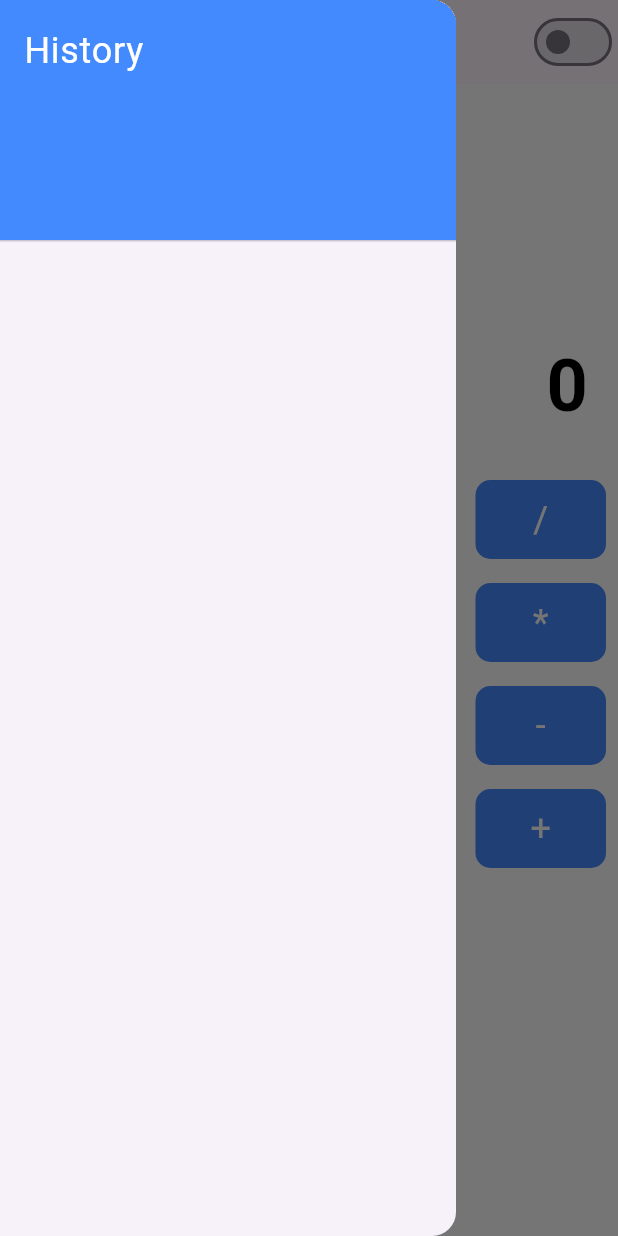
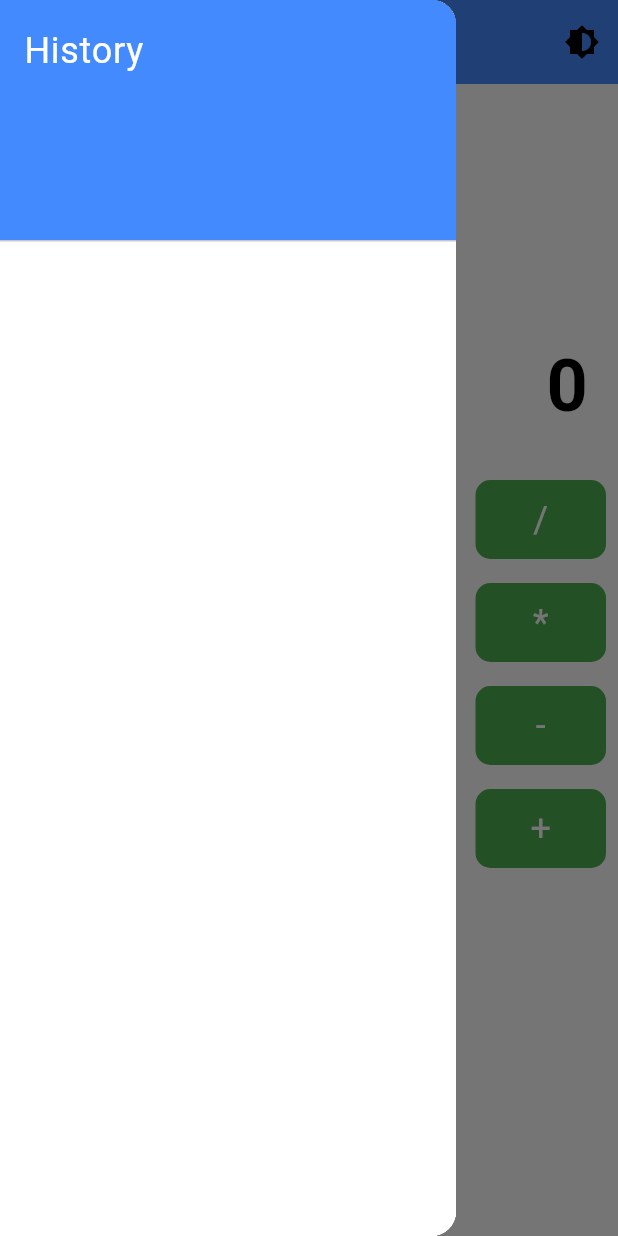
Before and after one commit to Hidayattullah/calculator_provider_flutter, a Flutter app: the screen it shows after launch, with the side drawer open, on a phone screen of 412 x 824 dp. Run offline on Flutter 3.47's test engine with Material 3 defaults, Android fonts, the phone set to English and light mode, and no system bars; our stand-ins replace math_expressions.

Commit message:
penyesuaian buttons dan perwarnaan tombol

```diff
--- a/lib/calculator_screen.dart
+++ b/lib/calculator_screen.dart
@@ -10,11 +10,17 @@ class CalculatorScreen extends StatelessWidget {
 
   @override
   Widget build(BuildContext context) {
-    final model = context.watch<CalculatorModel>(); // Mengambil model dari Provider
+    var model = context.watch<CalculatorModel>(); // Mengambil model dari Provider
 
     return Scaffold(
       appBar: AppBar(
-        title: const Text('Kalkulator Responsif'),
+        backgroundColor: model.isDarkMode ? Colors.black : Colors.blueAccent, // Warna AppBar sesuai mode
+        title: Text(
+          'Kalkulator Responsif',
+          style: TextStyle(
+            color: model.isDarkMode ? Colors.white : Colors.black, // Warna teks AppBar sesuai mode
+          ),
+        ),
         actions: [
           DarkModeSwitch(), // Menggunakan widget Dark Mode Switch
         ],
@@ -49,20 +55,48 @@ class CalculatorScreen extends StatelessWidget {
                   itemCount: buttons.length, // Total tombol
                   itemBuilder: (context, index) {
                     String buttonText = buttons[index];
-                    return GestureDetector(
-                      onTap: () => onButtonPressed(model, buttonText),
-                      child: Container(
+                    Color? buttonColor;
+                    Color textColor = model.isDarkMode ? Colors.white : Colors.white;
+
+                    // Mengatur warna tombol berdasarkan jenisnya
+                    if (buttonText == 'C') {
+                      buttonColor = Colors.red; // Tombol 'C' berwarna merah
+                    } else if (['+', '-', '*', '/'].contains(buttonText)) {
+                      buttonColor = Colors.green; // Tombol operasi berwarna hijau
+                    } else {
+                      buttonColor = model.isDarkMode ? Colors.grey[800] : Colors.blueAccent; // Tombol lainnya
+                    }
+
+                    return MouseRegion(
+                      onEnter: (_) => model.setHoverButton(buttonText), // Setel tombol yang sedang dihover
+                      onExit: (_) => model.setHoverButton(null), // Hapus tombol yang sedang dihover
+                      child: GestureDetector(
+                        onTapDown: (_) => model.setPressedButton(buttonText), // Setel tombol yang ditekan
+                        onTapUp: (_) => model.setPressedButton(null), // Hapus setelan tombol yang ditekan
+                        onTapCancel: () => model.setPressedButton(null), // Mengatasi jika tap dibatalkan
+                        onTap: () => onButtonPressed(model, buttonText), // Logika saat tombol ditekan
+                        child: AnimatedContainer(
+                          duration: const Duration(milliseconds: 100), // Efek animasi
                           margin: const EdgeInsets.all(8),
                           decoration: BoxDecoration(
-                          color: Colors.blueAccent,
+                            color: model.isDarkMode && model.isButtonPressed(buttonText)
+                                ? buttonColor?.withOpacity(0.5) // Efek klik dalam mode gelap
+                                : model.isDarkMode && model.isButtonHovered(buttonText)
+                                    ? buttonColor?.withOpacity(0.7) // Efek hover dalam mode gelap
+                                    : model.isButtonPressed(buttonText)
+                                        ? buttonColor?.withOpacity(0.7) // Efek klik dalam mode terang
+                                        : model.isButtonHovered(buttonText)
+                                            ? buttonColor?.withOpacity(0.85) // Efek hover dalam mode terang
+                                            : buttonColor, // Warna default
                             borderRadius: BorderRadius.circular(10),
                           ),
                           child: Center(
                             child: Text(
                               buttonText,
-                            style: const TextStyle(
+                              style: TextStyle(
                                 fontSize: 24,
-                              color: Colors.white,
+                                color: textColor, // Warna teks
+                              ),
                             ),
                           ),
                         ),
--- a/lib/models/calculator_model.dart
+++ b/lib/models/calculator_model.dart
@@ -15,6 +15,10 @@ class CalculatorModel with ChangeNotifier {
 
   // Getter untuk mengetahui mode saat ini
   bool get isDarkMode => _isDarkMode;
+
+  // Hover untuk animasi tombolnya
+  String? _hoveredButton;
+  String? _pressedButton;
 
   // Fungsi untuk menambahkan angka atau operator ke layar
   void addInput(String input) {
@@ -65,4 +69,26 @@ class CalculatorModel with ChangeNotifier {
     _isDarkMode = !_isDarkMode;
     notifyListeners();
   }
+
+  // Setel tombol yang sedang di-hover
+  void setHoverButton(String? button) {
+    _hoveredButton = button;
+    notifyListeners();
+  }
+
+  // Setel tombol yang sedang ditekan
+  void setPressedButton(String? button) {
+    _pressedButton = button;
+    notifyListeners();
+  }
+
+  // Periksa apakah tombol sedang dihover
+  bool isButtonHovered(String button) {
+    return _hoveredButton == button;
+  }
+
+  // Periksa apakah tombol sedang ditekan
+  bool isButtonPressed(String button) {
+    return _pressedButton == button;
+  }
 }
--- a/lib/widgets/dark_mode_switch.dart
+++ b/lib/widgets/dark_mode_switch.dart
@@ -7,11 +7,12 @@ class DarkModeSwitch extends StatelessWidget {
   Widget build(BuildContext context) {
     var model = context.watch<CalculatorModel>(); // Mengambil model dari Provider
 
-    return Switch(
-      value: model.isDarkMode,
-      onChanged: (value) {
+    return IconButton(
+      icon: const Icon(Icons.brightness_6),
+      onPressed: () {
         model.toggleTheme(); // Ubah tema
       },
+      color: model.isDarkMode ? Colors.white : Colors.black, // Sesuaikan warna ikon
     );
   }
 }
--- a/lib/widgets/history_drawer.dart
+++ b/lib/widgets/history_drawer.dart
@@ -10,23 +10,28 @@ class HistoryDrawer extends StatelessWidget {
     var model = context.watch<CalculatorModel>(); // Mengambil model dari Provider
 
     return Drawer(
+      child: Container(
+        color: model.isDarkMode ? Colors.black : Colors.white, // Warna drawer
         child: ListView(
           padding: EdgeInsets.zero,
           children: [
-          const DrawerHeader(
+            DrawerHeader(
               decoration: BoxDecoration(
-              color: Colors.blueAccent,
+                color: model.isDarkMode ? Colors.grey[800] : Colors.blueAccent, // Warna header drawer
               ),
               child: Text(
                 'History',
                 style: TextStyle(
-                color: Colors.white,
+                  color: model.isDarkMode ? Colors.white : Colors.white, // Warna teks header drawer
                   fontSize: 24,
                 ),
               ),
             ),
             ...model.history.map((entry) => ListTile(
-            title: Text(entry),
+              title: Text(
+                entry,
+                style: TextStyle(color: model.isDarkMode ? Colors.white : Colors.black), // Warna teks entry
+              ),
             )),
             if (model.history.isNotEmpty)
               ListTile(
@@ -41,6 +46,7 @@ class HistoryDrawer extends StatelessWidget {
               ),
           ],
         ),
+      ),
     );
   }
 }
```
Lines whose indentation alone changed are shown as unchanged.
